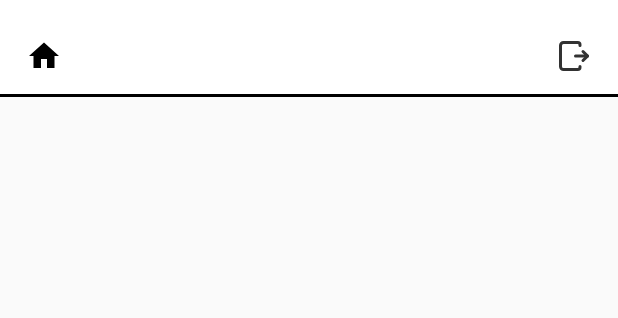
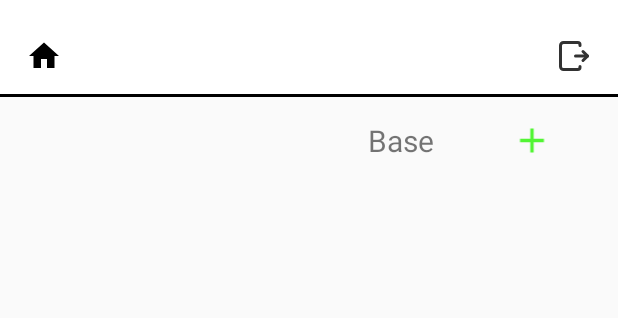
Before and after one commit to u20218174/aplicacionesmoviles, an Android app: the layout activity_detalle_componente.xml on its own in the app's theme, with its tools: preview values and no code run, on a phone screen of 412 x 824 dp. Shown: the top 318 px of the screen. Run offline under Robolectric (Android 15) with nearby library versions, the phone set to English and light mode, and no system bars.

Commit message:
Arreglando ando ft. Sebastian

```diff
--- /dev/null
+++ b/app/src/main/res/drawable/add_plus.xml
@@ -0,0 +1,5 @@
+<vector xmlns:android="http://schemas.android.com/apk/res/android" android:height="24dp" android:tint="#52F534" android:viewportHeight="24" android:viewportWidth="24" android:width="24dp">
+
+    <path android:fillColor="@android:color/white" android:pathData="M19,13h-6v6h-2v-6H5v-2h6V5h2v6h6v2z"/>
+
+</vector>
--- a/app/src/main/res/layout/activity_detalle_componente.xml
+++ b/app/src/main/res/layout/activity_detalle_componente.xml
@@ -29,7 +29,35 @@
 
                 <TableRow
                     android:layout_width="match_parent"
-                    android:layout_height="match_parent" />
+                    android:layout_height="match_parent"
+                    android:orientation="horizontal">
+                    <TextView
+                        android:id="@+id/txtComponente"
+                        android:layout_width="180dp"
+                        android:layout_height="wrap_content"
+                        android:textSize="20sp"
+                        android:layout_marginEnd="45dp"
+                        android:text=" " />
+                    <TextView
+                        android:id="@+id/txtDescripcion"
+                        android:layout_width="wrap_content"
+                        android:layout_height="wrap_content"
+                        android:textSize="20sp"
+                        android:layout_marginHorizontal="20dp"
+                        android:gravity="center"
+                        android:text="Base" />
+                    <ImageButton
+                        android:id="@+id/ibnAdd"
+                        android:layout_width="40dp"
+                        android:layout_height="match_parent"
+                        android:gravity="center"
+                        android:layout_marginHorizontal="25dp"
+                        android:background="@null"
+                        android:scaleType="fitCenter"
+                        android:src= "@drawable/add_plus" />
+
+                </TableRow>
+
 
                 <TableRow
                     android:layout_width="match_parent"
```
Also changed, not shown: app/src/main/java/com/sebaspc/aplicacionesmoviles/DetalleComponenteActivity.java (+19 -1 lines), app/src/main/java/com/sebaspc/aplicacionesmoviles/EditPCActivity.java (+54 -11 lines), app/src/main/res/layout/activity_edit_pcactivity.xml (+32 -21 lines).
